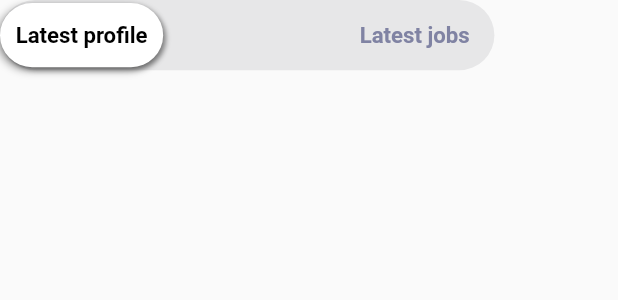
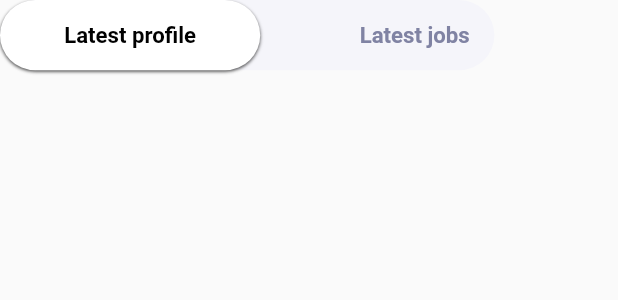
Before and after one commit to CoderNamedHendrick/mapfunde_test, a Flutter app: the AnimatedToggle widget shown alone on an empty page, opened directly, on a phone screen of 412 x 824 dp. Shown: the top 300 px of the screen. Run offline on Flutter 3.47's test engine with Material 2 defaults, Android fonts, the phone set to English and light mode, and no system bars; our stand-ins replace fl_chart, flutter_svg; missing offline and left inert: countries_world_map.

Commit message:
building for release

```diff
--- a/lib/components/animated_toggle.dart
+++ b/lib/components/animated_toggle.dart
@@ -92,26 +92,27 @@ class _AnimatedToggleState extends State<AnimatedToggle> {
             alignment:
                 initialPosition ? Alignment.centerLeft : Alignment.centerRight,
             child: Container(
-              width: widget.width * 0.33,
-              height: widget.width * 0.13,
+              width: widget.width / 1.9,
+              // height: widget.width * 0.13,
               decoration: BoxDecoration(
                 color: widget.buttonColor,
                 borderRadius: BorderRadius.circular(widget.width * 0.1),
                 boxShadow: const [
                   BoxShadow(
                     color: Colors.black38,
-                    offset: Offset(-2, 2),
-                    blurRadius: 4,
+                    offset: Offset(-0.5, 1),
+                    blurRadius: 1,
                     spreadRadius: 0,
                   ),
                   BoxShadow(
                     color: Colors.black38,
-                    offset: Offset(2, 2),
-                    blurRadius: 2,
+                    offset: Offset(0.5, 1),
+                    blurRadius: 1,
                     spreadRadius: 0,
                   )
                 ],
               ),
+              padding: EdgeInsets.symmetric(horizontal: SizeConfig.width(39)),
               child: Text(
                 initialPosition ? widget.values[0] : widget.values[1],
                 style: TextStyle(
--- a/lib/view_widgets/profile_section.dart
+++ b/lib/view_widgets/profile_section.dart
@@ -18,6 +18,7 @@
             values: const ['Latest profile', 'Latest jobs'],
             onToggleCallback: (index) {},
             width: SizeConfig.width(312),
+            backgroundColor: const Color(0xfff5f5fa),
           ),
           SizedBox(height: SizeConfig.height(38)),
           JobTile(
--- a/lib/views/main.dart
+++ b/lib/views/main.dart
@@ -57,7 +57,7 @@ class _MainScreenState extends State<MainScreen> {
         child: Stack(
           children: [
             AnimatedContainer(
-              duration: const Duration(milliseconds: 870),
+              duration: const Duration(milliseconds: 1000),
               height: SizeConfig.height(452),
               decoration: BoxDecoration(
                 gradient: _searchComplete ? _afterSearch : _beforeSearch,
@@ -71,7 +71,7 @@ class _MainScreenState extends State<MainScreen> {
             ),
             SafeArea(
               child: AnimatedContainer(
-                duration: const Duration(milliseconds: 870),
+                duration: const Duration(milliseconds: 1050),
                 height: double.infinity,
                 width: double.infinity,
                 decoration: BoxDecoration(
```
